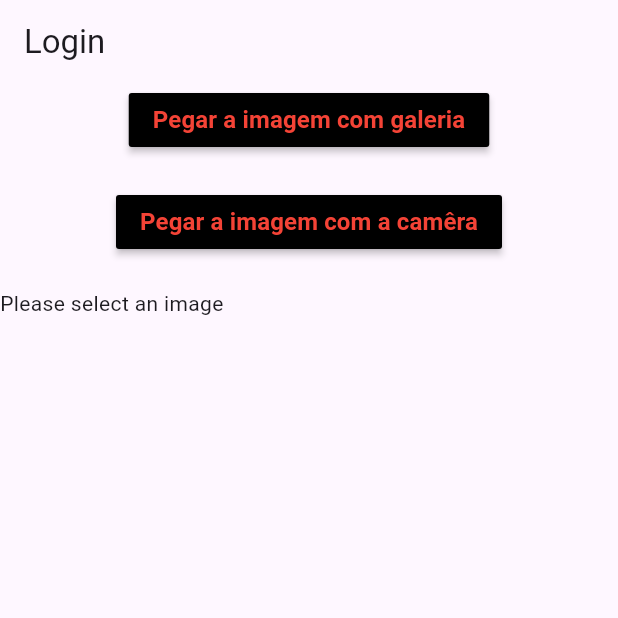
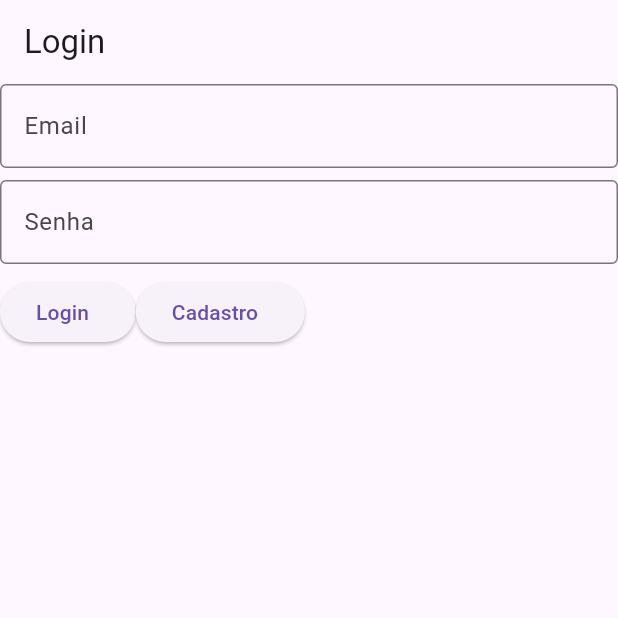
Before and after one commit to NicolasBarbosaa/editPerfilFlutter, a Flutter app: the screen it shows after launch, on a phone screen of 412 x 824 dp, the top half of it. Run offline on Flutter 3.47's test engine with Material 3 defaults, Android fonts, the phone set to English and light mode, and no system bars; our stand-ins replace email_validator, image_picker.

Commit message:
cadastro finalizado, exibindo informacoes usuario na tela de perfil

```diff
--- /dev/null
+++ b/lib/entity/user/controller/PerfilController.dart
@@ -0,0 +1,6 @@
+class PerfilController{
+
+  int retornarFile(String usuario) {
+
+  }
+}
--- a/lib/entity/user/model/UserModel.dart
+++ b/lib/entity/user/model/UserModel.dart
@@ -1,15 +1,17 @@
+import 'dart:io';
+
 class UserModel{
   String name;
   String password;
   String  email;
-  int age;
-  String image;
+  String dataNascimento;
+  File? image;
 
   UserModel({
     required this.name,
     required this.password,
     required this.email,
-    required this.age,
-    required this.image,
+    required this.dataNascimento,
+    this.image
   });
 }
--- a/lib/ui/pages/Login.dart
+++ b/lib/ui/pages/Login.dart
@@ -1,104 +1,86 @@
-import 'dart:io';
 
-import 'package:flutter/foundation.dart';
 import 'package:flutter/material.dart';
-import 'package:image_picker/image_picker.dart';
+import 'package:perfil/entity/user/controller/cadastroController.dart';
+import 'package:perfil/entity/user/model/UserModel.dart';
+import 'package:perfil/ui/pages/Cadastro.dart';
+import 'package:perfil/ui/pages/homePage.dart';
+import 'package:perfil/ui/widgets/myAppBar.dart';
 
 class Login extends StatefulWidget {
-  const Login({super.key});
+  final UserModel? newUser;
+
+  Login({Key? key, this.newUser}) : super(key: key);
 
   @override
-  State<Login> createState() => _LoginState();
+  _LoginState createState() => _LoginState(newUser: newUser);
 }
 
 class _LoginState extends State<Login> {
-  File?   _selectImage;
+
+  final UserModel? newUser;
+  final emailController = TextEditingController();
+  final nomeController = TextEditingController();
+  final senhaController = TextEditingController();
+
+  _LoginState({this.newUser});
+
+  @override
+  void initState() {
+    super.initState();
+    if (newUser != null) {
+      nomeController.text = newUser!.name;
+      senhaController.text = newUser!.password;
+      emailController.text = newUser!.email;
+    }
+  }
+
   @override
   Widget build(BuildContext context) {
     return Scaffold(
-      appBar: AppBar(title: Text('Login')),
+      appBar: MyAppBar(texto: 'Login'),
       body: Column(
         children: [
-          MaterialButton(
-            color: Colors.black,
-            child: const Text(
-              'Pegar a imagem com galeria',
-              style: TextStyle(
-                  color: Colors.red, fontWeight: FontWeight.bold, fontSize: 16),
-            ),
-            onPressed: () => {
-              _pickImageFromGallery()
-            },
+          TextFormField(
+            controller: emailController,
+            decoration: const InputDecoration(
+                hintText: 'Email', border: OutlineInputBorder()),
           ),
           const SizedBox(
-            height: 20,
+            height: 8,
           ),
-          MaterialButton(
-            color: Colors.black,
-            child: const Text(
-              'Pegar a imagem com a camêra',
-              style: TextStyle(
-                  color: Colors.red, fontWeight: FontWeight.bold, fontSize: 16),
-            ),
-            onPressed: () => {
-              _pickImageFromCamera()
-            },
+          TextFormField(
+            controller: senhaController,
+            obscureText: true,
+            decoration: const InputDecoration(
+                hintText: 'Senha', border: OutlineInputBorder()),
           ),
           const SizedBox(
-            height: 20,
+            height: 8,
           ),
-          SizedBox(
-            height: 600,
-            width: 600,
-            child: _selectImage != null
-                ? kIsWeb
-                    ? Image.network(_selectImage!.path)
-                    : Image.file(_selectImage!)
-                : Text('Please select an image'),
-          )
+          Row(
+            children: [
+              ElevatedButton(
+                onPressed: () {
+                  CadastroController.login(
+                      context, nomeController.text, senhaController.text);
+                      Navigator.of(context).push(
+                      MaterialPageRoute(builder: (_) =>  HomePage(name: nomeController.text, email: emailController.text, ))
+                    );
+                },
+                child: const Text('Login  '),
+              ),
+              ElevatedButton(
+                onPressed: () {
+                  Navigator.of(context).push(
+                    MaterialPageRoute(builder: (_) => const Cadastro()),
+                  );
+                },
+                child: const Text('Cadastro  '),
+              ),
+            ],
+          ),
         ],
       ),
     );
   }
-
-  Future _pickImageFromGallery() async {
-    final returnedImage = await ImagePicker().pickImage(source: ImageSource.gallery);
-
-
-    if (returnedImage == null) return;
-
-    setState(() {
-      if (kIsWeb) {
-        _selectImage = File(returnedImage.path);print(_selectImage);
-        Image.network(returnedImage.path);
-      } else {
-        _selectImage = File(returnedImage.path);
-
-      }
-    });
-  }
-
-  Future _pickImageFromCamera() async {
-    final returnedImag = await ImagePicker().pickImage(source: ImageSource.camera);
-
-    if (returnedImag == null) return;
-
-    setState(() {
-      _selectImage = File(returnedImag.path);
-    });
-  }
 }
-
-//    Future<Uint8List?> pickImageFromGallery() async {
-//     ImagePicker picker = ImagePicker();
-
-//       XFile? file = await picker.pickImage(
-//       source: ImageSource.gallery,
-//       imageQuality: 90);
-
-//     if (file != null) return await file.readAsBytes();
-//     return null;
-
-
-//   }
-// }
--- a/pubspec.yaml
+++ b/pubspec.yaml
@@ -36,6 +36,8 @@ dependencies:
   # Use with the CupertinoIcons class for iOS style icons.
   cupertino_icons: ^1.0.6
   image_picker: ^1.0.7
+  intl: ^0.19.0
+  email_validator: ^2.1.17
 
 dev_dependencies:
   flutter_test:
```
Also changed, not shown: lib/entity/user/controller/cadastroController.dart (added, +67 -0 lines), lib/ui/CustomWidgets/cards.dart (added, +23 -0 lines), lib/ui/CustomWidgets/menuInferior.dart (added, +28 -0 lines), lib/ui/pages/Cadastro.dart (added, +263 -0 lines), lib/ui/pages/Perfil.dart (added, +122 -0 lines), lib/ui/pages/homePage.dart (added, +52 -0 lines), lib/ui/pages/telaInicio.dart (added, +11 -0 lines), pubspec.lock.
